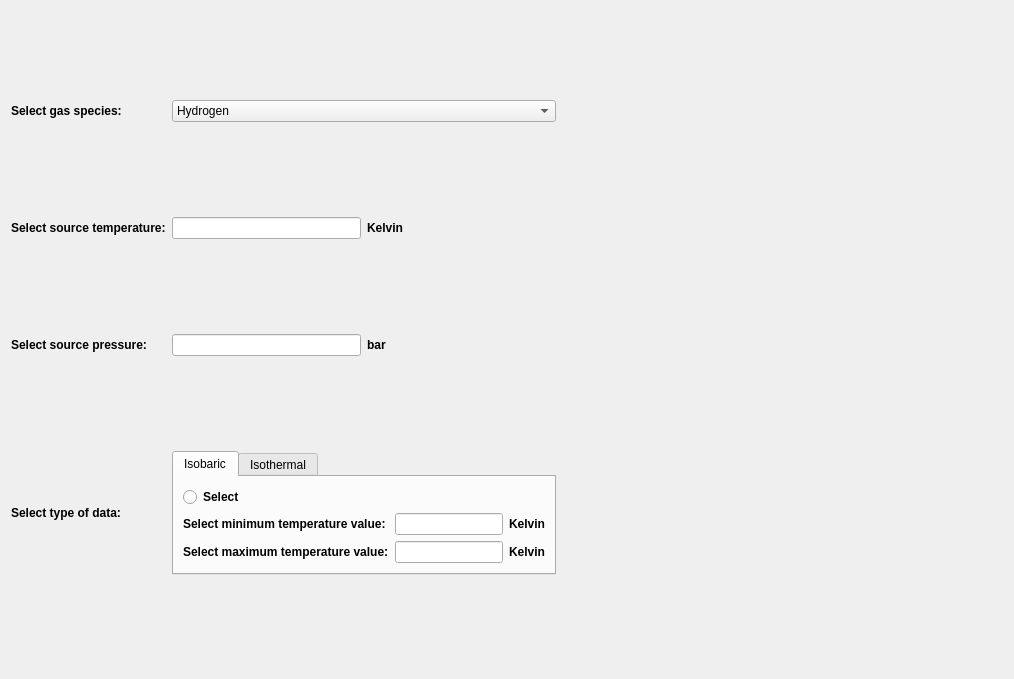
Qt form velocity_window.ui (TvviNN/target-control) before a commit.
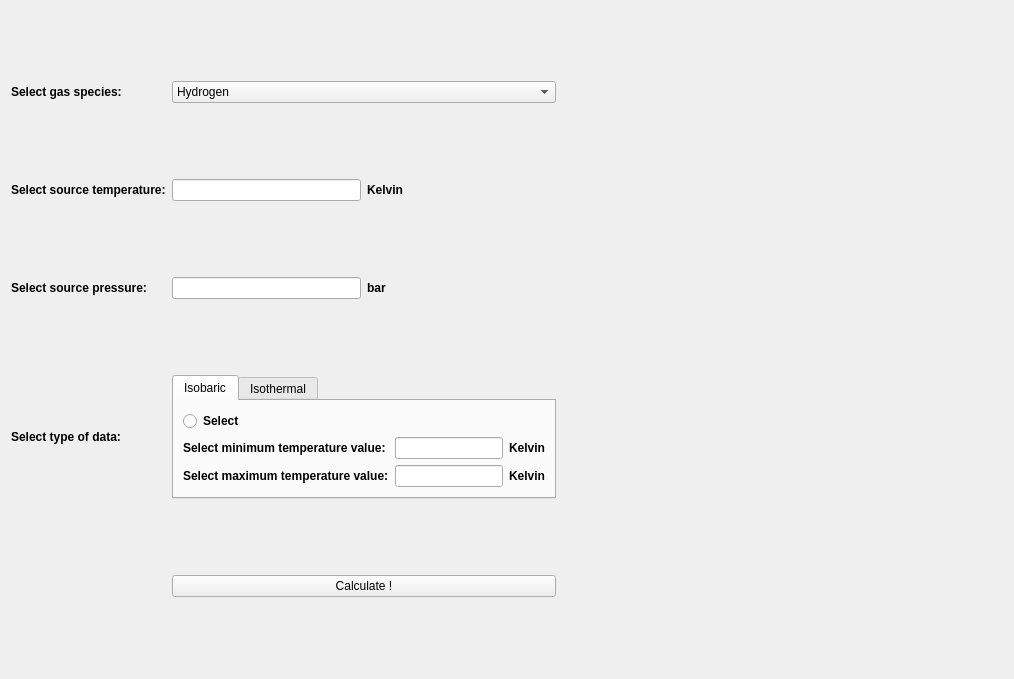
The same form after that commit. Custom widgets are drawn as their Qt base class.

Commit message: added calculate button

```diff
--- a/velocity_window.ui
+++ b/velocity_window.ui
@@ -391,6 +391,13 @@
        </property>
       </widget>
      </item>
+     <item row="4" column="1">
+      <widget class="QPushButton" name="button_calculate">
+       <property name="text">
+        <string>Calculate !</string>
+       </property>
+      </widget>
+     </item>
     </layout>
    </item>
    <item>
```
The commit also changes 3 other files.
